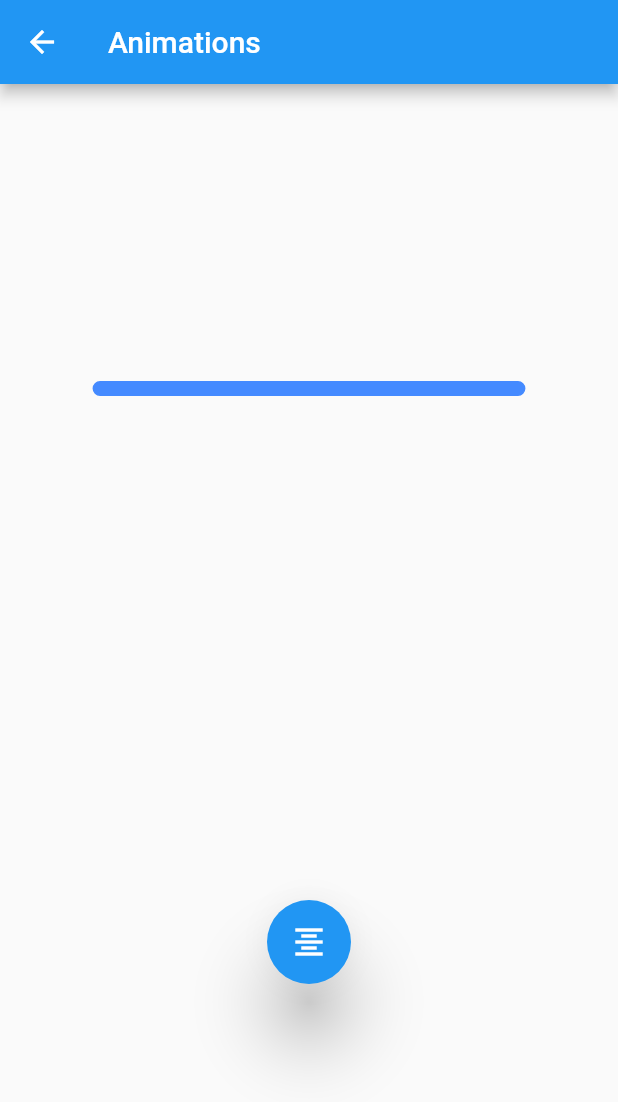
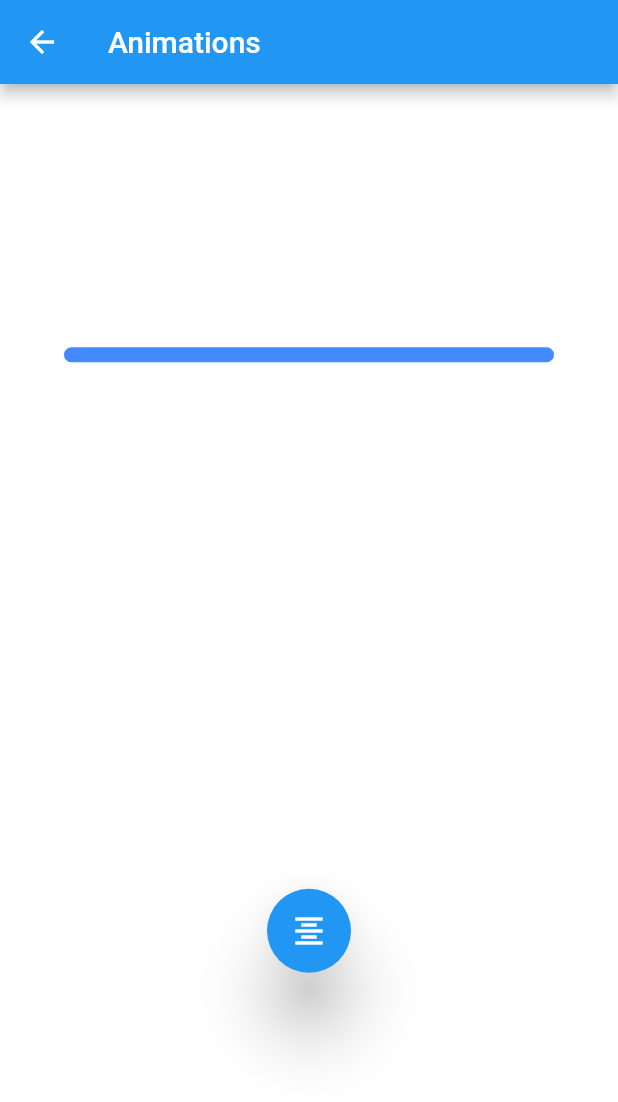
Before and after one commit to EmaGitHub/flutter_first_proj, a Flutter app: the screen it shows after launch, after a tap on "Animations", on a phone screen of 412 x 824 dp. Shown: the top 1102 px of the screen. Run offline on Flutter 3.47's test engine with Material 2 defaults, Android fonts, the phone set to English and light mode, and no system bars; our stand-ins replace connectivity, flutter_staggered_animations, simple_animations, toast; statements that could not run were skipped.

Commit message:
Fixed various Animations

```diff
--- a/lib/Objects/CardPlaceholder.dart
+++ b/lib/Objects/CardPlaceholder.dart
@@ -10,6 +10,12 @@ class CardPlaceholder extends StatelessWidget {
     return Padding(
       padding: const EdgeInsets.only(bottom: 8),
       child: Card(
+        shape: new RoundedRectangleBorder(
+          side: new BorderSide(
+            color: Colors.black,
+            width: 1.0),
+          borderRadius: BorderRadius.circular(10.0)
+        ),
         child: Padding(
           padding: const EdgeInsets.all(10.0),
           child: Row(
--- a/lib/Pages/animations.dart
+++ b/lib/Pages/animations.dart
@@ -1,7 +1,3 @@
-import 'dart:convert';
-
-import 'package:first_proj/Objects/CardPlaceholder.dart';
-import 'package:first_proj/Objects/fade_in.dart';
 import 'package:first_proj/Objects/listObj.dart';
 import 'package:flutter/material.dart';
 
@@ -27,14 +23,14 @@ class _AnimationsPageState extends State<AnimationsPage>
   initState() {
     super.initState();
 
-    new Future<String>.delayed(new Duration(milliseconds: 1400)).then((String value) {
+    new Future<String>.delayed(new Duration(milliseconds: 2000)).then((String value) {
       setState(() {
         listWidget = ListObj();
       });
     });
 
     boxController = AnimationController(
-        duration: const Duration(milliseconds: 2000), vsync: this);
+        duration: const Duration(milliseconds: 1900), vsync: this);
 
     opacityAnimation = Tween<double>(
       begin: 0.0,
@@ -64,7 +60,7 @@ class _AnimationsPageState extends State<AnimationsPage>
 
     widthAnimation = Tween<double>(
       begin: 10,
-      end: 300,
+      end: 330,
     ).animate(
       CurvedAnimation(
         parent: boxController,
@@ -78,7 +74,7 @@ class _AnimationsPageState extends State<AnimationsPage>
 
     heightAnimation = Tween<double>(
       begin: 10,
-      end: 350,
+      end: 400,
     ).animate(
       CurvedAnimation(
         parent: boxController,
@@ -116,6 +112,7 @@ class _AnimationsPageState extends State<AnimationsPage>
         appBar: AppBar(
           title: Text('Animations'),
         ),
+        backgroundColor: Colors.white,
         body: Center(
             child: Column(
           mainAxisAlignment: MainAxisAlignment.spaceAround,
@@ -124,13 +121,14 @@ class _AnimationsPageState extends State<AnimationsPage>
             Opacity(
                 opacity: opacityAnimation.value,
                 child: Container(
-                  margin: EdgeInsets.only(top: 30),
-                  padding: EdgeInsets.only(top: 10, left: 10, right: 10),
+                  padding: EdgeInsets.only(top: 10, left: 20, right: 20, bottom: 10),
                   width: widthAnimation.value,
                   height: heightAnimation.value,
                   decoration: BoxDecoration(
                     color: colorAnimation.value,
-                    border: Border.all(color: Colors.blueAccent),
+                    border: Border.all(
+                      color: Colors.blueAccent,
+                      width: 2),
                     borderRadius: borderRadiusAnimation.value,
                   ),
                   child:
--- a/lib/Pages/request.dart
+++ b/lib/Pages/request.dart
@@ -1,6 +1,5 @@
 import 'package:flutter/material.dart'; //Attraverso questa libreria, Flutter dispone di tutte le funzionalità, colori e widget, noti come material component
 import 'package:http/http.dart' as http;
-import 'dart:async';
 import 'dart:convert'; //it allows us to convert our json to a list
 
 import 'package:connectivity/connectivity.dart';
--- a/lib/examples/fancy_background.dart
+++ b/lib/examples/fancy_background.dart
@@ -133,7 +133,7 @@ class CenteredText extends StatelessWidget {
   Widget build(BuildContext context) {
     return Center(
         child: Text(
-      "Hello!",
+      "User",
       style: TextStyle(color: Colors.white),
       textScaleFactor: 5,
     ));
--- a/lib/main.dart
+++ b/lib/main.dart
@@ -4,6 +4,8 @@ import 'package:first_proj/Pages/list.dart';
 import 'package:first_proj/Pages/request.dart';
 import 'package:first_proj/Pages/stackwidget.dart';
 import 'package:first_proj/Pages/homescreen.dart';
+import 'package:first_proj/examples/fancy_background.dart';
+import 'package:first_proj/examples/particle_background.dart';
 import 'package:flutter/cupertino.dart';
 import 'package:flutter/material.dart'; //Attraverso questa libreria, Flutter dispone di tutte le funzionalità, colori e widget, noti come material component
 
@@ -75,7 +77,13 @@ class _MyHomePageState extends State<HomePage> {
             // Important: Remove any padding from the ListView.
             padding: EdgeInsets.zero,
             children: <Widget>[
-            UserAccountsDrawerHeader(
+              DrawerHeader(
+                padding: EdgeInsets.zero,
+                child: Container(
+                  child: FancyBackgroundApp(),
+                ),
+              ),
+              /* UserAccountsDrawerHeader(
               accountName: Text("Ashish Rawat"),
               accountEmail: Text("ashishrawat2911@gmail.com"),
               currentAccountPicture: CircleAvatar(
@@ -83,12 +91,13 @@ class _MyHomePageState extends State<HomePage> {
                     Theme.of(context).platform == TargetPlatform.iOS
                         ? Colors.blue
                         : Colors.white,
-                child: Text(
+                child:
+                Text(
                   "A",
                   style: TextStyle(fontSize: 40.0),
                 ),
               ),
-            ),
+            ), */
               ListTile(
                 leading: new Icon(Icons.airline_seat_legroom_normal),
                 title: Text('Animations Page'),
@@ -110,7 +119,12 @@ class _MyHomePageState extends State<HomePage> {
             ],
           ),
         ),
-      body: Center(
+        body: Stack(
+          children: <Widget>[
+
+            ParticleBackgroundApp(),
+
+            Center(
               child: Column(
                 mainAxisAlignment: MainAxisAlignment.spaceAround,
                 children: <Widget>[
@@ -205,7 +219,8 @@ class _MyHomePageState extends State<HomePage> {
                       onPressed: () {
                         Navigator.push(
                           context,
-                    CupertinoPageRoute(builder: (context) => AnimationsPage()),
+                          CupertinoPageRoute(
+                              builder: (context) => AnimationsPage()),
                         );
                       },
                       padding: EdgeInsets.symmetric(vertical: 10, horizontal: 10),
@@ -255,6 +270,8 @@ class _MyHomePageState extends State<HomePage> {
                 ],
               ),
             ),
+        ]
+      )
     );
   }
 }
```
Also changed, not shown: lib/Objects/listObj.dart (+7 -8 lines), lib/examples/particle_background.dart (+0 -17 lines), 1 other file. Lines whose indentation alone changed are shown as unchanged.
